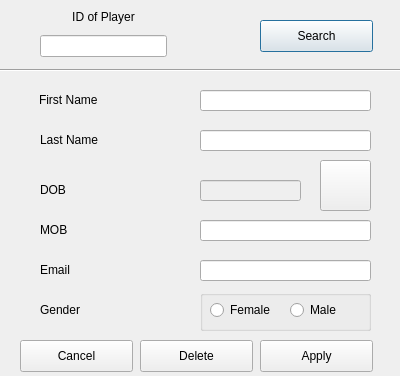
This is editplayerdiag.ui in stefanmarjanovic/Comp as Qt 5 draws it before an edit. The edited form follows.
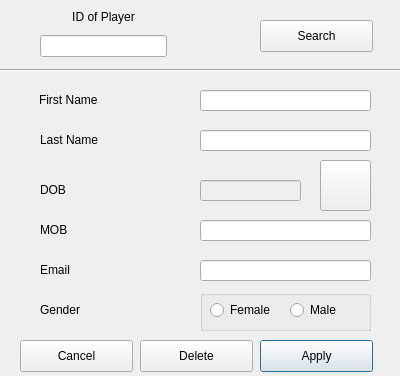
This is the edited form. Icons and pictures are not drawn.

Diff of the .ui file:
```diff
--- a/editplayerdiag.ui
+++ b/editplayerdiag.ui
@@ -243,7 +243,7 @@
     <bool>false</bool>
    </property>
    <property name="default">
-    <bool>true</bool>
+    <bool>false</bool>
    </property>
    <property name="flat">
     <bool>false</bool>
```
